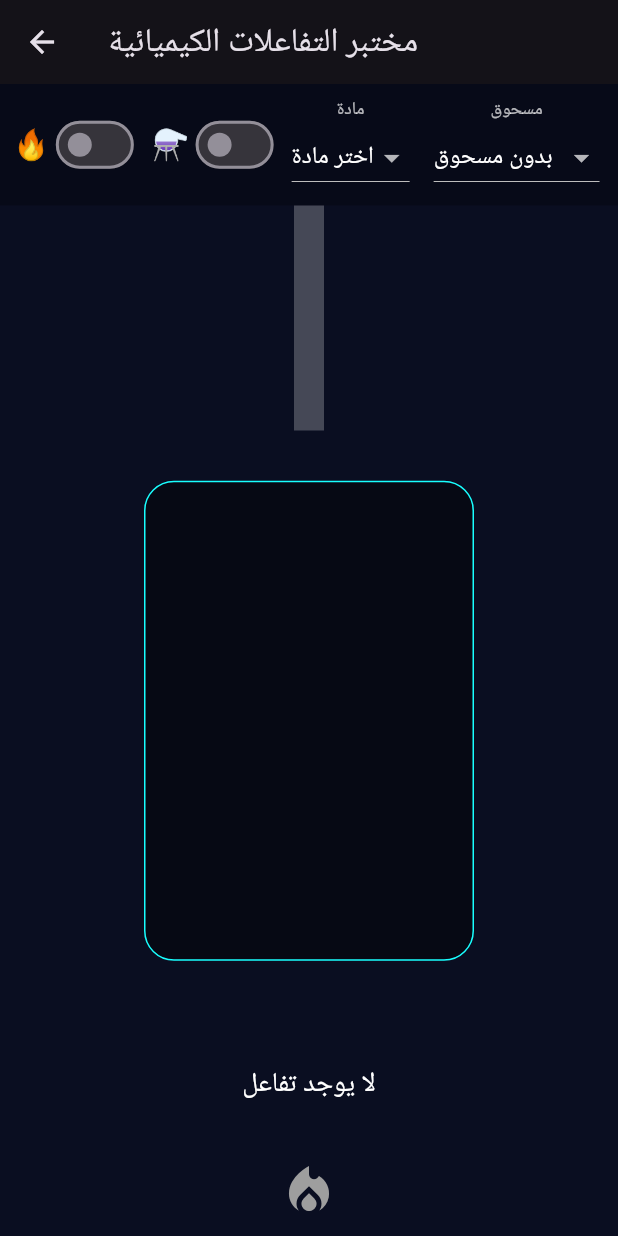
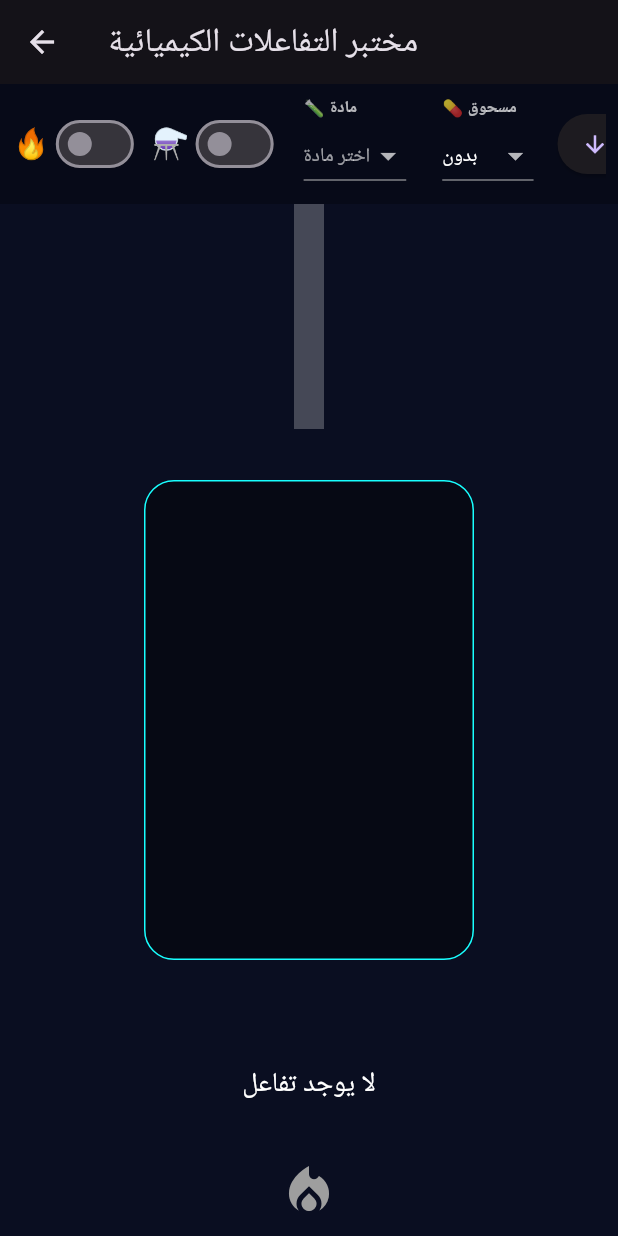
Before and after one commit to 6838gamal/chem-highschool-3rd, a Flutter app: the ChemistryLabScreen screen opened directly, on a phone screen of 412 x 824 dp. Run offline on Flutter 3.47's test engine with Material 3 defaults, Android fonts, the phone set to English and light mode, and no system bars; our stand-ins replace fl_chart.

Commit message:
Update dropdown menus and improve app responsiveness
Modify internal JavaScript and Dart code, including changes to constants and function names, to enhance the user interface and application logic for dropdown menus and overall responsiveness.

Replit-Commit-Author: Agent
Replit-Commit-Session-Id: eb070695-6746-44c1-a7c5-7d8038d3c05c
Replit-Commit-Checkpoint-Type: full_checkpoint
Replit-Commit-Event-Id: 737baa97-7ae6-42d3-8645-06025a6ac50c
Replit-Commit-Screenshot-Url: https://storage.googleapis.com/screenshot-production-us-central1/0f424a1a-0f7b-4639-a0bb-80509891ff8c/eb070695-6746-44c1-a7c5-7d8038d3c05c/3ZtF95z
Replit-Helium-Checkpoint-Created: true

```diff
--- a/lib/lessons/chemistry_lab_lesson.dart
+++ b/lib/lessons/chemistry_lab_lesson.dart
@@ -390,14 +390,20 @@ class _ChemistryLabScreenState extends State<ChemistryLabScreen> {
             ),
             const SizedBox(width: 8),
             // قائمة المواد
-            Column(
+            Expanded(
+              child: Container(
+                padding: const EdgeInsets.symmetric(horizontal: 8),
+                child: Column(
                   mainAxisSize: MainAxisSize.min,
+                  crossAxisAlignment: CrossAxisAlignment.start,
                   children: [
-                const Text("مادة", style: TextStyle(color: Colors.white70, fontSize: 12)),
+                    const Text("🧪 مادة", style: TextStyle(color: Colors.white70, fontSize: 11, fontWeight: FontWeight.bold)),
                     DropdownButton<ParticleType>(
-                  hint: const Text("اختر مادة", style: TextStyle(color: Colors.white)),
-                  dropdownColor: Colors.grey[800],
+                      isExpanded: true,
+                      hint: const Text("اختر مادة", style: TextStyle(color: Colors.white60, fontSize: 13)),
+                      dropdownColor: Colors.grey[850],
                       value: selectedMaterial,
+                      style: const TextStyle(color: Colors.white, fontSize: 13),
                       onChanged: (v) {
                         setState(() {
                           selectedMaterial = v;
@@ -407,22 +413,30 @@ class _ChemistryLabScreenState extends State<ChemistryLabScreen> {
                       items: materials
                           .map((e) => DropdownMenuItem(
                                 value: e,
-                            child: Text(_name(e), style: const TextStyle(color: Colors.white)),
+                                child: Text(_name(e)),
                               ))
                           .toList(),
                     ),
                   ],
                 ),
-            const SizedBox(width: 16),
+              ),
+            ),
+            const SizedBox(width: 8),
             // قائمة المساحيق
-            Column(
+            Expanded(
+              child: Container(
+                padding: const EdgeInsets.symmetric(horizontal: 8),
+                child: Column(
                   mainAxisSize: MainAxisSize.min,
+                  crossAxisAlignment: CrossAxisAlignment.start,
                   children: [
-                const Text("مسحوق", style: TextStyle(color: Colors.white70, fontSize: 12)),
+                    const Text("💊 مسحوق", style: TextStyle(color: Colors.white70, fontSize: 11, fontWeight: FontWeight.bold)),
                     DropdownButton<ParticleType?>(
-                  hint: const Text("اختر (اختياري)", style: TextStyle(color: Colors.white)),
-                  dropdownColor: Colors.grey[800],
+                      isExpanded: true,
+                      hint: const Text("اختياري", style: TextStyle(color: Colors.white60, fontSize: 13)),
+                      dropdownColor: Colors.grey[850],
                       value: selectedPowder,
+                      style: const TextStyle(color: Colors.white, fontSize: 13),
                       onChanged: (v) {
                         setState(() {
                           selectedPowder = v;
@@ -432,17 +446,19 @@ class _ChemistryLabScreenState extends State<ChemistryLabScreen> {
                       items: [
                         const DropdownMenuItem(
                           value: null,
-                      child: Text("بدون مسحوق", style: TextStyle(color: Colors.white)),
+                          child: Text("بدون"),
                         ),
                         ...powders
                             .map((e) => DropdownMenuItem(
                                   value: e,
-                              child: Text(_name(e), style: const TextStyle(color: Colors.white)),
+                                  child: Text(_name(e)),
                                 ))
                             .toList(),
                       ],
                     ),
                   ],
+                ),
+              ),
             ),
             const SizedBox(width: 8),
             ElevatedButton.icon(
```
Also changed, not shown: 3 other files. Lines whose indentation alone changed are shown as unchanged.
